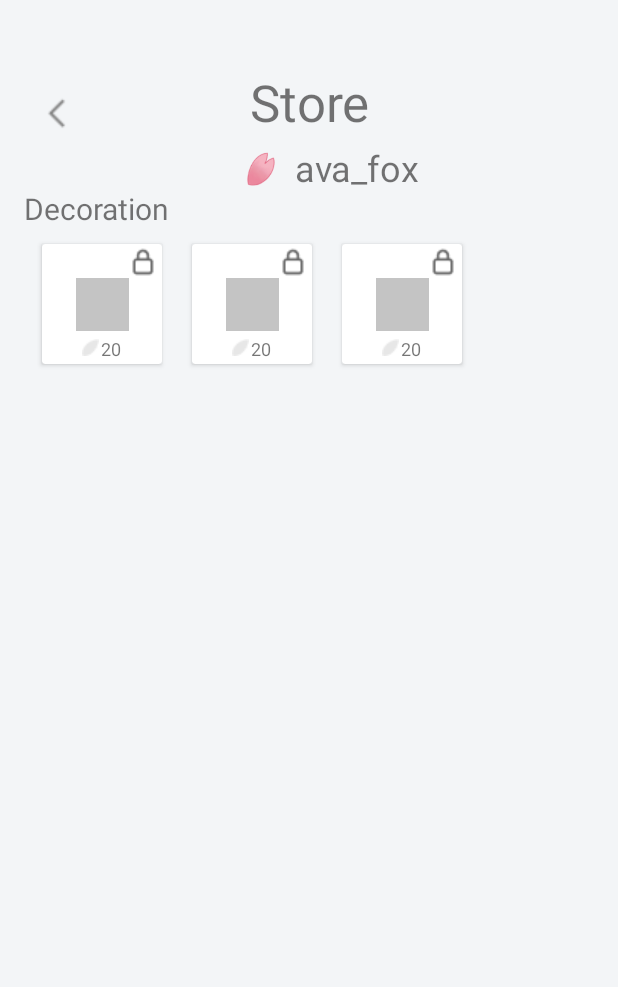
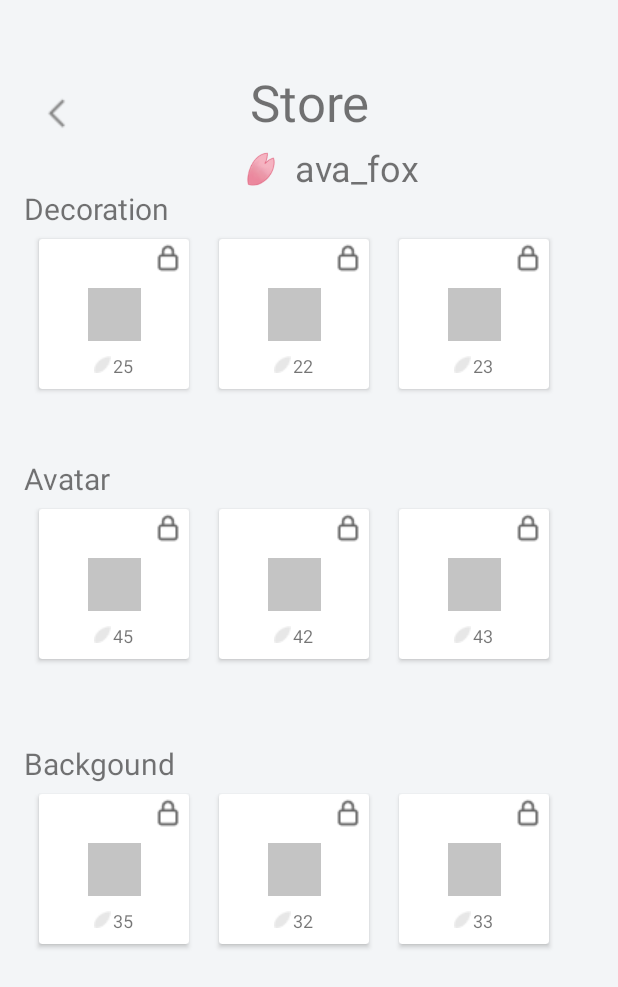
Before and after one commit to diceyecid/Emotive, an Android app: the ShopActivity screen opened directly, with no data from a screen before it, on a phone screen of 412 x 824 dp. Shown: the top 987 px of the screen. Run offline under Robolectric (Android 15) with nearby library versions, the phone set to English and light mode, and no system bars.

Commit message:
demo item recycler implemented

```diff
--- a/app/src/main/java/com/example/emotive/ShopActivity.kt
+++ b/app/src/main/java/com/example/emotive/ShopActivity.kt
@@ -8,7 +8,6 @@ import com.google.gson.Gson
 import kotlinx.android.synthetic.main.activity_mood_report.*
 import kotlinx.android.synthetic.main.activity_mood_report.mrPrevImage
 import kotlinx.android.synthetic.main.activity_shop.*
-import com.google.gson.reflect.TypeToken
 import kotlinx.android.synthetic.main.activity_data_shop.*
 import kotlinx.android.synthetic.main.activity_shop.petalTextView
 
@@ -28,14 +27,32 @@ class ShopActivity : AppCompatActivity() {
 
         //NEW
 
-        val recycler = findViewById<RecyclerView>(R.id.itemRecyclerView)
+        val dcRecycler = findViewById<RecyclerView>(R.id.dcRecyclerView)
 
         //setting recycler to horizontal scroll
-        itemRecyclerView.layoutManager = LinearLayoutManager(this, LinearLayoutManager.HORIZONTAL, false)
-        val samples = loadSampleData()
+        dcRecyclerView.layoutManager = LinearLayoutManager(this, LinearLayoutManager.HORIZONTAL, false)
+        val dcSamples = loadSampleData()
 
         //itemRecyclerView.layoutManager = LinearLayoutManager(this)
-        itemRecyclerView.adapter = ItemRecyclerViewAdapter(samples)
+        dcRecyclerView.adapter = ItemRecyclerViewAdapter(dcSamples)
+
+        val avRecycler = findViewById<RecyclerView>(R.id.bgRecyclerView)
+
+        //setting recycler to horizontal scroll
+        avRecyclerView.layoutManager = LinearLayoutManager(this, LinearLayoutManager.HORIZONTAL, false)
+        val avSamples = loadSampleData2()
+
+        //itemRecyclerView.layoutManager = LinearLayoutManager(this)
+        avRecyclerView.adapter = ItemRecyclerViewAdapter(avSamples)
+
+        val bgRecycler = findViewById<RecyclerView>(R.id.bgRecyclerView)
+
+        //setting recycler to horizontal scroll
+        bgRecyclerView.layoutManager = LinearLayoutManager(this, LinearLayoutManager.HORIZONTAL, false)
+        val bgSamples = loadSampleData3()
+
+        //itemRecyclerView.layoutManager = LinearLayoutManager(this)
+        bgRecyclerView.adapter = ItemRecyclerViewAdapter(bgSamples)
 
         /*
         button.setOnClickListener {
@@ -52,9 +69,27 @@ class ShopActivity : AppCompatActivity() {
     }
     private fun loadSampleData(): ArrayList<Item> {
         val moodList: ArrayList<Item> = ArrayList<Item>()
-        moodList.add( Item(0, 20,"@drawable/item_button", 0 ) )
-        moodList.add(  Item(0, 20,"@drawable/item_button", 1 ) )
-        moodList.add(  Item(0, 20,"@drawable/item_button", 2 )  )
+        moodList.add( Item(0, 25,"@drawable/item_button", 0 ) )
+        moodList.add(  Item(0, 22,"@drawable/item_button", 1 ) )
+        moodList.add(  Item(0, 23,"@drawable/item_button", 2 )  )
+
+        return moodList
+    }
+
+    private fun loadSampleData2(): ArrayList<Item> {
+        val moodList: ArrayList<Item> = ArrayList<Item>()
+        moodList.add( Item(1, 35,"@drawable/item_button", 3 ) )
+        moodList.add(  Item(1, 32,"@drawable/item_button", 4 ) )
+        moodList.add(  Item(1, 33,"@drawable/item_button", 5 )  )
+
+        return moodList
+    }
+
+    private fun loadSampleData3(): ArrayList<Item> {
+        val moodList: ArrayList<Item> = ArrayList<Item>()
+        moodList.add( Item(2, 45,"@drawable/item_button", 6 ) )
+        moodList.add(  Item(2, 42,"@drawable/item_button", 7 ) )
+        moodList.add(  Item(2, 43,"@drawable/item_button", 8 )  )
 
         return moodList
     }
--- a/app/src/main/res/layout/activity_data_shop.xml
+++ b/app/src/main/res/layout/activity_data_shop.xml
@@ -12,7 +12,7 @@
 
     <RelativeLayout
         android:layout_width="match_parent"
-        android:layout_height="600dp"
+        android:layout_height="700dp"
         android:layout_marginTop="25dp">
 
         <androidx.constraintlayout.widget.ConstraintLayout
@@ -90,24 +90,96 @@
                 android:orientation="vertical"
                 app:layout_constraintGuide_begin="16dp" />
 
+            <androidx.constraintlayout.widget.Guideline
+                android:id="@+id/guideline4"
+                android:layout_width="wrap_content"
+                android:layout_height="wrap_content"
+                android:orientation="horizontal"
+                app:layout_constraintGuide_begin="280dp" />
+
+            <androidx.constraintlayout.widget.Guideline
+                android:id="@+id/guideline5"
+                android:layout_width="wrap_content"
+                android:layout_height="wrap_content"
+                android:orientation="horizontal"
+                app:layout_constraintGuide_begin="470dp" />
+
             <HorizontalScrollView
                 android:id="@+id/horizontalScrollView"
                 android:layout_width="376dp"
-                android:layout_height="98dp"
-                android:layout_marginTop="127dp"
-                android:layout_marginBottom="372dp"
-                app:layout_constraintBottom_toBottomOf="parent"
-                app:layout_constraintEnd_toEndOf="parent"
-                app:layout_constraintHorizontal_bias="0.5"
-                app:layout_constraintStart_toStartOf="parent"
-                app:layout_constraintTop_toTopOf="parent">
+                android:layout_height="120dp"
+                android:layout_marginTop="24dp"
+                app:layout_constraintStart_toStartOf="@+id/guideline3"
+                app:layout_constraintTop_toTopOf="@+id/guideline2">
 
                 <LinearLayout
                     android:layout_width="wrap_content"
                     android:layout_height="wrap_content">
 
                     <androidx.recyclerview.widget.RecyclerView
-                        android:id="@+id/itemRecyclerView"
+                        android:id="@+id/dcRecyclerView"
+                        android:layout_width="match_parent"
+                        android:layout_height="match_parent"
+                        android:orientation="horizontal"></androidx.recyclerview.widget.RecyclerView>
+
+                </LinearLayout>
+
+            </HorizontalScrollView>
+
+            <TextView
+                android:id="@+id/AvatarTextView"
+                android:layout_width="wrap_content"
+                android:layout_height="wrap_content"
+                android:text="Avatar"
+                android:textSize="20sp"
+                app:layout_constraintStart_toStartOf="@+id/guideline3"
+                app:layout_constraintTop_toTopOf="@+id/guideline4" />
+
+            <HorizontalScrollView
+                android:id="@+id/horizontalScrollView2"
+                android:layout_width="376dp"
+                android:layout_height="120dp"
+                android:layout_marginTop="24dp"
+                app:layout_constraintStart_toStartOf="@+id/guideline3"
+                app:layout_constraintTop_toTopOf="@+id/guideline5">
+
+                <LinearLayout
+                    android:layout_width="wrap_content"
+                    android:layout_height="wrap_content">
+
+                    <androidx.recyclerview.widget.RecyclerView
+                        android:id="@+id/avRecyclerView"
+                        android:layout_width="match_parent"
+                        android:layout_height="match_parent"
+                        android:orientation="horizontal"></androidx.recyclerview.widget.RecyclerView>
+
+                </LinearLayout>
+
+            </HorizontalScrollView>
+
+            <TextView
+                android:id="@+id/BackgoundTextView"
+                android:layout_width="wrap_content"
+                android:layout_height="wrap_content"
+                android:text="Backgound"
+                android:textSize="20sp"
+                app:layout_constraintStart_toStartOf="@+id/guideline3"
+                app:layout_constraintTop_toTopOf="@+id/guideline5" />
+
+            <HorizontalScrollView
+                android:id="@+id/horizontalScrollView3"
+                android:layout_width="376dp"
+                android:layout_height="120dp"
+                android:layout_marginTop="24dp"
+                app:layout_constraintStart_toStartOf="@+id/guideline3"
+                app:layout_constraintTop_toTopOf="@+id/guideline4">
+
+                <LinearLayout
+                    android:layout_width="wrap_content"
+                    android:layout_height="wrap_content">
+
+                    <androidx.recyclerview.widget.RecyclerView
+                        android:id="@+id/bgRecyclerView"
                         android:layout_width="match_parent"
                         android:layout_height="match_parent"
                         android:orientation="horizontal"></androidx.recyclerview.widget.RecyclerView>
--- a/app/src/main/res/layout/shop_card.xml
+++ b/app/src/main/res/layout/shop_card.xml
@@ -3,8 +3,8 @@
     xmlns:app="http://schemas.android.com/apk/res-auto"
     xmlns:tools="http://schemas.android.com/tools"
     android:id="@+id/rewardCard"
-    android:layout_width="80dp"
-    android:layout_height="80dp"
+    android:layout_width="100dp"
+    android:layout_height="100dp"
     android:layout_marginHorizontal="10dp"
     android:layout_marginVertical="10dp">
 
@@ -34,7 +34,7 @@
             app:layout_constraintEnd_toEndOf="parent"
             app:layout_constraintStart_toStartOf="parent"
             app:layout_constraintTop_toTopOf="parent"
-            app:layout_constraintVertical_bias="0.95">
+            app:layout_constraintVertical_bias="0.90">
 
             <ImageView
                 android:id="@+id/petal"
```
